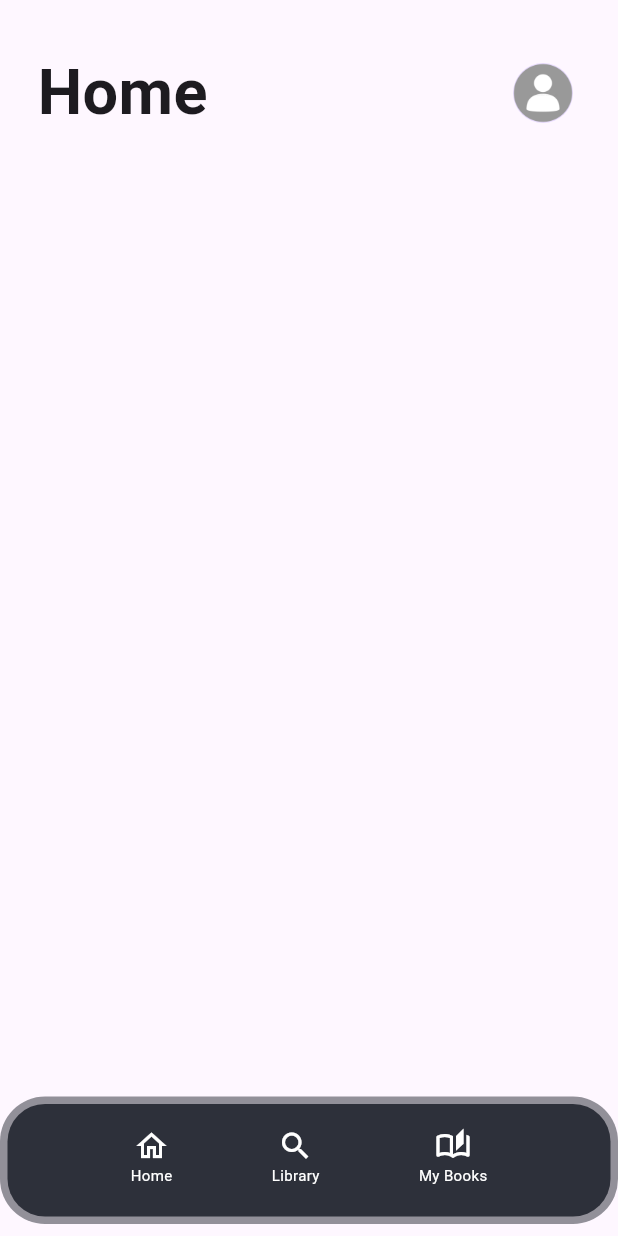
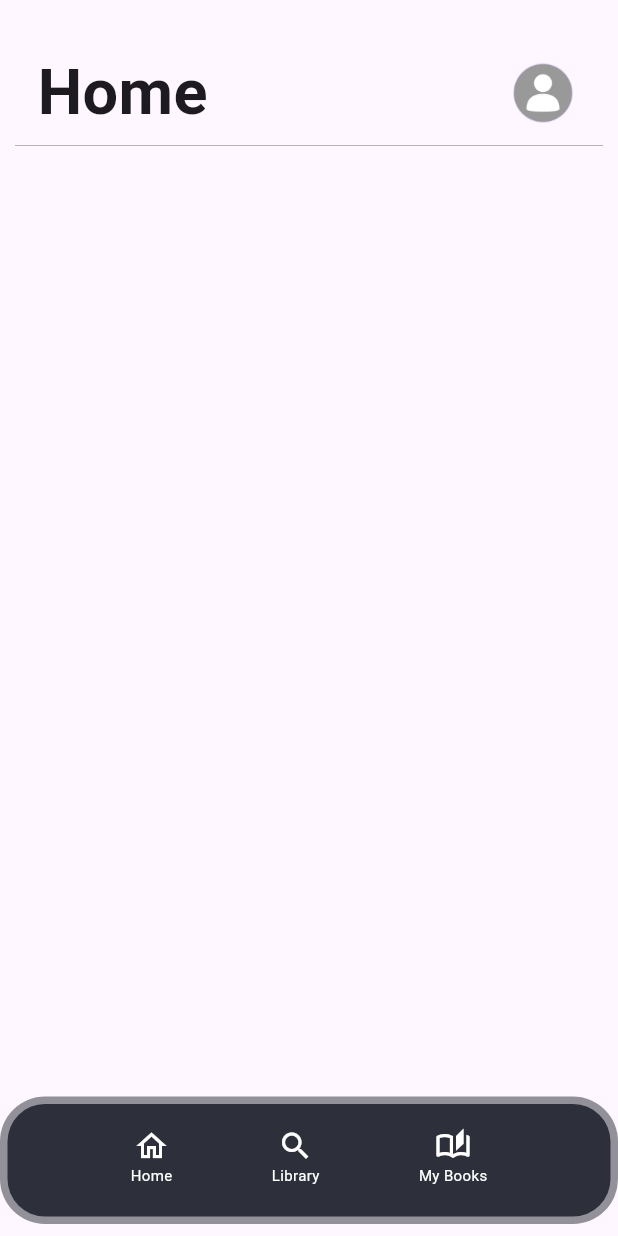
Before and after one commit to MarcelSunyer/Project_Flutter, a Flutter app: the screen it shows after launch, on a phone screen of 412 x 824 dp. Run offline on Flutter 3.47's test engine with Material 3 defaults, Android fonts, the light colour scheme and no system bars; Roboto replaces fonts that are missing (MyFont).

Commit message:
Linea gris

```diff
--- a/Project_Flutter/app_book/lib/screens/home_screen.dart
+++ b/Project_Flutter/app_book/lib/screens/home_screen.dart
@@ -1,7 +1,6 @@
 import 'package:app_book/widgets/menu_bar.dart';
 import 'package:app_book/widgets/profile_widget.dart';
 import 'package:flutter/material.dart';
-
 
 class HomeScreen extends StatelessWidget {
   const HomeScreen({Key? key}) : super(key: key);
@@ -13,7 +12,17 @@ class HomeScreen extends StatelessWidget {
         children: [
           Padding(
             padding: EdgeInsets.only(top: 22.0, left: 10.0, right: 10.0),
-            child: ProfileWidget(avatarRadius: 20.0),
+            child: Column(
+              children: [
+                ProfileWidget(avatarRadius: 20.0),
+                Divider(
+                  color: Colors.grey,
+                  height: 10,
+                  thickness: 0.5,
+                ),
+
+              ],
+            ),
           ),
           Align(
             alignment: Alignment.bottomCenter,
@@ -31,5 +40,4 @@ class HomeScreen extends StatelessWidget {
       ),
     );
   }
-
 }
```
